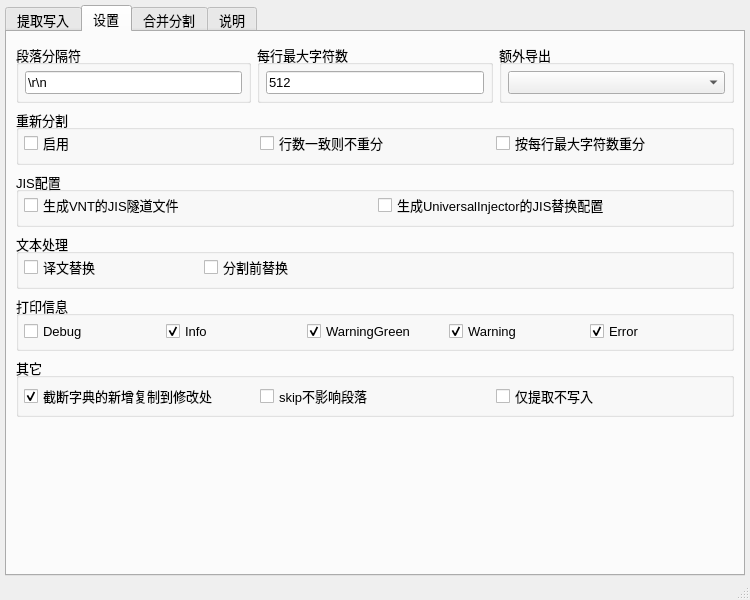
First picture: the form in main/ui_mainWindow.ui, repository satan53x/SExtractor, before the edit.
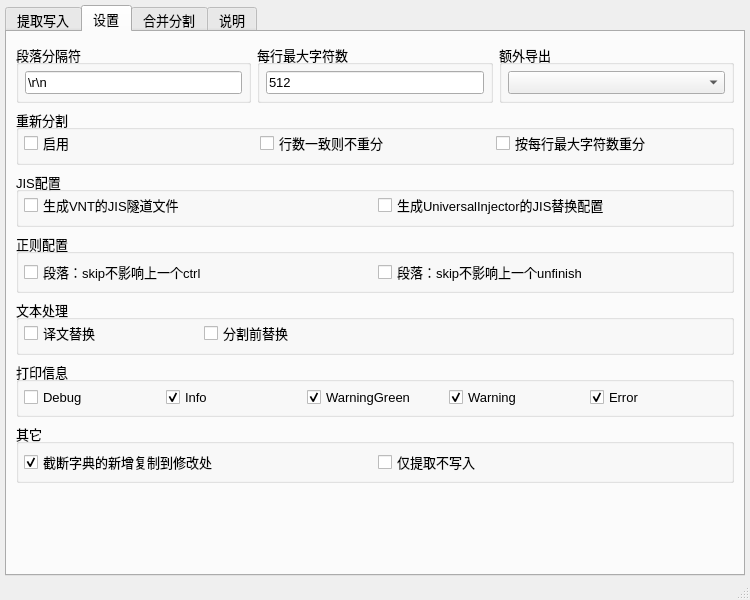
Second picture: the form after the edit. The open tabs and pages were chosen to show the change.

Commit message: 添加设置：正则配置

Diff of the .ui file:
```diff
--- a/main/ui_mainWindow.ui
+++ b/main/ui_mainWindow.ui
@@ -802,6 +802,41 @@
           </layout>
          </widget>
         </item>
+        <item>
+         <widget class="QGroupBox" name="groupBox_15">
+          <property name="title">
+           <string>正则配置</string>
+          </property>
+          <layout class="QHBoxLayout" name="horizontalLayout_14">
+           <property name="leftMargin">
+            <number>5</number>
+           </property>
+           <property name="topMargin">
+            <number>5</number>
+           </property>
+           <property name="rightMargin">
+            <number>5</number>
+           </property>
+           <property name="bottomMargin">
+            <number>5</number>
+           </property>
+           <item>
+            <widget class="QCheckBox" name="skipIgnoreCtrlCheck">
+             <property name="text">
+              <string>段落：skip不影响上一个ctrl</string>
+             </property>
+            </widget>
+           </item>
+           <item>
+            <widget class="QCheckBox" name="skipIgnoreUnfinishCheck">
+             <property name="text">
+              <string>段落：skip不影响上一个unfinish</string>
+             </property>
+            </widget>
+           </item>
+          </layout>
+         </widget>
+        </item>
         <item>
          <widget class="QGroupBox" name="groupBox_14">
           <property name="title">
@@ -929,7 +964,7 @@
           <property name="title">
            <string>其它</string>
           </property>
-          <layout class="QHBoxLayout" name="horizontalLayout_25" stretch="1,1,1">
+          <layout class="QHBoxLayout" name="horizontalLayout_25" stretch="1,1">
            <property name="leftMargin">
             <number>5</number>
            </property>
@@ -952,13 +987,6 @@
              </property>
             </widget>
            </item>
-           <item>
-            <widget class="QCheckBox" name="ignoreSkipCheck">
-             <property name="text">
-              <string>skip不影响段落</string>
-             </property>
-            </widget>
-           </item>
            <item>
             <widget class="QCheckBox" name="noInputCheck">
              <property name="text">
```
Left out of the diff: 2 changed lines with no effect on the pictures. The commit also changes 7 other files.
